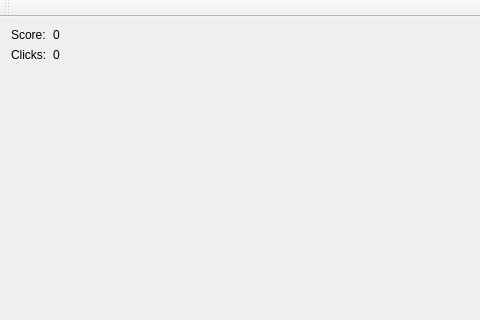
This is mainwindow.ui in bseto/CuteGame as Qt 5 draws it before an edit; both pictures show x 0 to 480 and y 0 to 320 of the 1001 by 716 pixel window. The edited form follows.
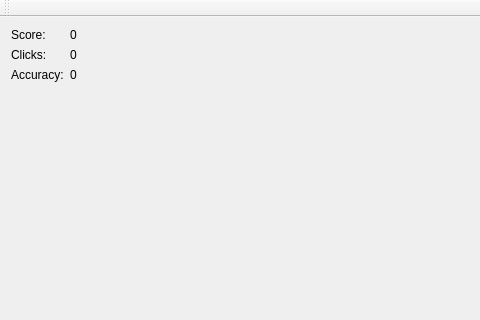
This is the edited form.

Commit message: added accuracy calculation

```diff
--- a/mainwindow.ui
+++ b/mainwindow.ui
@@ -78,6 +78,20 @@
        </property>
       </widget>
      </item>
+     <item row="3" column="0">
+      <widget class="QLabel" name="AccuracyLabel">
+       <property name="text">
+        <string>Accuracy:</string>
+       </property>
+      </widget>
+     </item>
+     <item row="3" column="1">
+      <widget class="QLabel" name="AccuracyCount">
+       <property name="text">
+        <string>0</string>
+       </property>
+      </widget>
+     </item>
     </layout>
    </widget>
   </widget>
```
The commit also changes 2 other files.
